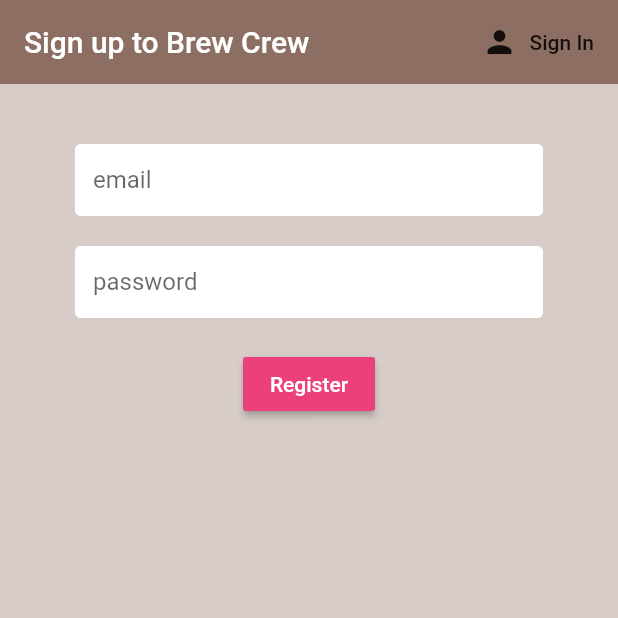
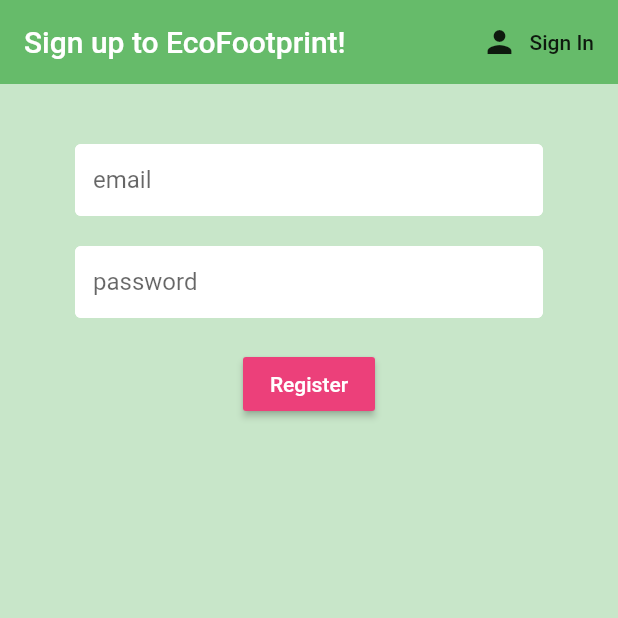
Before and after one commit to paramsdamle/ecofootprint, a Flutter app: the screen it shows after launch, after a tap on "Sign In", after a tap on "Register", on a phone screen of 412 x 824 dp, the top half of it. Run offline on Flutter 3.47's test engine with Material 2 defaults, Android fonts, the phone set to English and light mode, and no system bars; our stand-ins replace cloud_firestore, firebase_auth, flutter_spinkit; accounts and stored records are empty.

Commit message:
fix color scheme + rename app

```diff
--- a/eco/lib/screens/authenticate/register.dart
+++ b/eco/lib/screens/authenticate/register.dart
@@ -26,11 +26,11 @@ class _RegisterState extends State<Register> {
   @override
   Widget build(BuildContext context) {
     return loading ? Loading() : Scaffold(
-      backgroundColor: Colors.brown[100],
+      backgroundColor: Colors.green[100],
       appBar: AppBar(
-        backgroundColor: Colors.brown[400],
+        backgroundColor: Colors.green[400],
         elevation: 0.0,
-        title: Text('Sign up to Brew Crew'),
+        title: Text('Sign up to EcoFootprint!'),
         actions: <Widget>[
           FlatButton.icon(
             icon: Icon(Icons.person),
--- a/eco/lib/screens/authenticate/sign_in.dart
+++ b/eco/lib/screens/authenticate/sign_in.dart
@@ -26,11 +26,11 @@ class _SignInState extends State<SignIn> {
   @override
   Widget build(BuildContext context) {
     return loading ? Loading() : Scaffold(
-      backgroundColor: Colors.brown[100],
+      backgroundColor: Colors.green[100],
       appBar: AppBar(
-        backgroundColor: Colors.brown[400],
+        backgroundColor: Colors.green[400],
         elevation: 0.0,
-        title: Text('Sign in to Brew Crew'),
+        title: Text('Sign in to Ecofootprint!'),
         actions: <Widget>[
           FlatButton.icon(
             icon: Icon(Icons.person),
```
Also changed, not shown: 4 other files.
